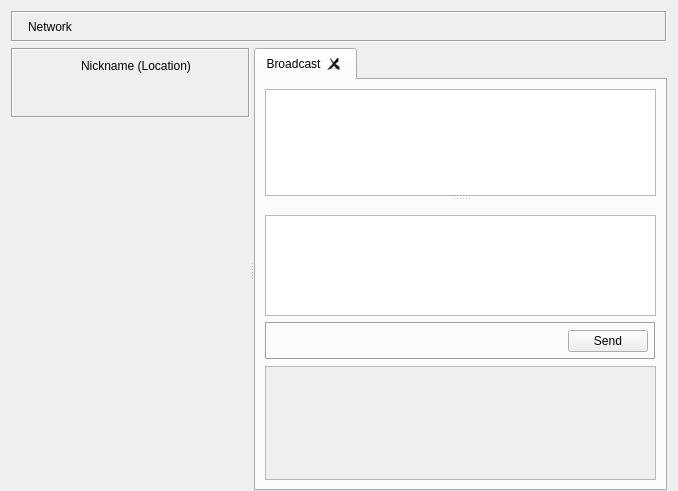
This is retroshare-gui/src/gui/FriendsDialog.ui in RetroShare/RetroShare as Qt 5 draws it before an edit. The edited form follows.
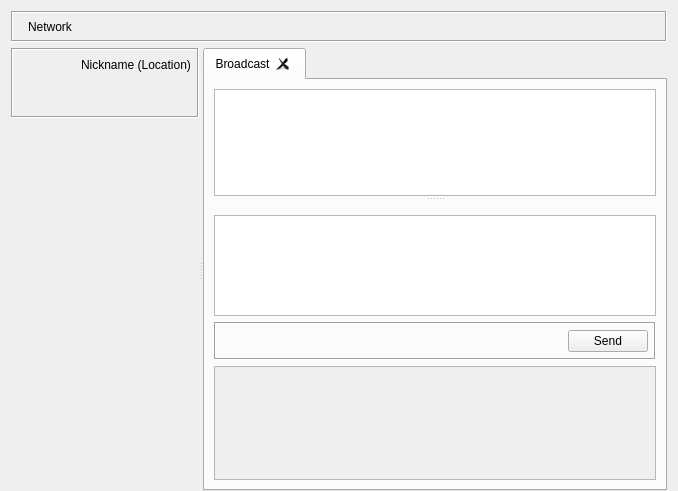
This is the edited form. Icons and pictures are not drawn. Custom widgets are drawn as their Qt base class.

Commit message: * removed spaceritem to not stretch * hide state by default

The edit to the form file:
```diff
--- a/retroshare-gui/src/gui/FriendsDialog.ui
+++ b/retroshare-gui/src/gui/FriendsDialog.ui
@@ -128,26 +128,6 @@
           <property name="bottomMargin">
            <number>6</number>
           </property>
-          <item row="0" column="1" colspan="2">
-           <widget class="StyledLabel" name="nicknameLabel">
-            <property name="text">
-             <string notr="true">Nickname (Location)</string>
-            </property>
-           </widget>
-          </item>
-          <item row="0" column="3">
-           <spacer name="horizontalSpacer">
-            <property name="orientation">
-             <enum>Qt::Horizontal</enum>
-            </property>
-            <property name="sizeHint" stdset="0">
-             <size>
-              <width>221</width>
-              <height>76</height>
-             </size>
-            </property>
-           </spacer>
-          </item>
           <item row="0" column="0" rowspan="2">
            <widget class="AvatarWidget" name="avatar">
             <property name="minimumSize">
@@ -193,6 +173,13 @@
             </property>
            </widget>
           </item>
+          <item row="0" column="1" colspan="3">
+           <widget class="StyledLabel" name="nicknameLabel">
+            <property name="text">
+             <string notr="true">Nickname (Location)</string>
+            </property>
+           </widget>
+          </item>
          </layout>
         </widget>
        </item>
```
The commit also changes 1 other file.
